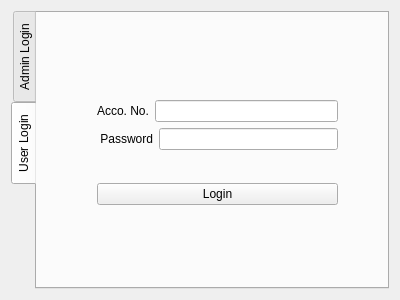
Before: the Qt Designer form login.ui in iamroHit12/BankMangement, drawn with Qt 5.
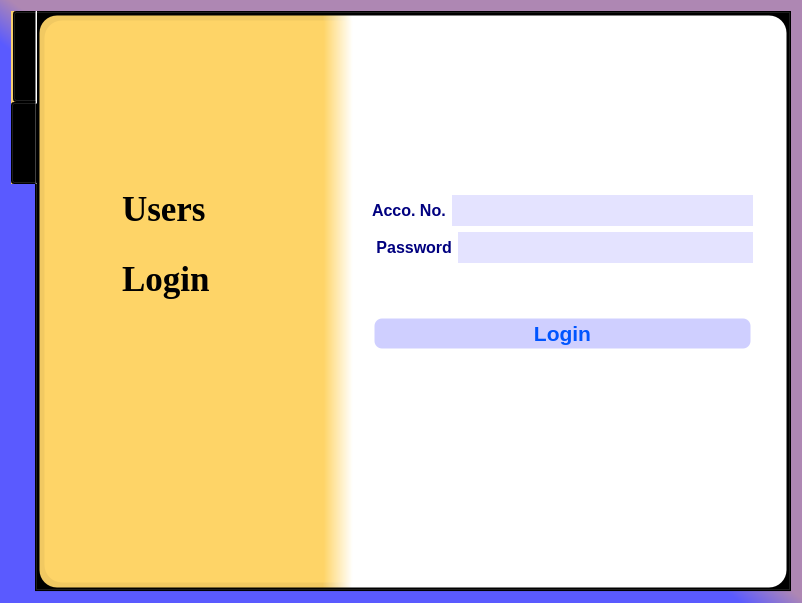
After: the same form once the commit is applied. The open tabs and pages were chosen to show the change.

```diff
--- a/login.ui
+++ b/login.ui
@@ -6,16 +6,27 @@
    <rect>
     <x>0</x>
     <y>0</y>
-    <width>400</width>
-    <height>300</height>
+    <width>802</width>
+    <height>603</height>
    </rect>
   </property>
   <property name="windowTitle">
    <string>Login screen</string>
   </property>
+  <property name="styleSheet">
+   <string notr="true">background-color: qlineargradient(spread:pad, x1:0.433199, y1:0.506, x2:0.502, y2:0.437591, stop:0 rgba(90, 90, 255, 255), stop:0.606965 rgba(174, 135, 179, 255));</string>
+  </property>
   <layout class="QGridLayout" name="gridLayout">
-   <item row="0" column="1">
+   <item row="0" column="0">
     <widget class="QTabWidget" name="tabWidget">
+     <property name="styleSheet">
+      <string notr="true">border-width:5px;
+background-color: qlineargradient(spread:pad, x1:0.379124, y1:0.552, x2:0.418294, y2:0.552, stop:0 rgba(255, 213, 104, 241), stop:1 rgba(255, 255, 255, 255));
+border-style:solid;
+border-color:rgb(0,0,0,0);
+border-radius:20px;
+</string>
+     </property>
      <property name="tabPosition">
       <enum>QTabWidget::West</enum>
      </property>
@@ -85,12 +96,15 @@
       <widget class="QWidget" name="widget_2" native="true">
        <property name="geometry">
         <rect>
-         <x>60</x>
-         <y>60</y>
-         <width>241</width>
-         <height>161</height>
+         <x>330</x>
+         <y>130</y>
+         <width>381</width>
+         <height>251</height>
         </rect>
        </property>
+       <property name="styleSheet">
+        <string notr="true">background-color:none;</string>
+       </property>
        <layout class="QVBoxLayout" name="verticalLayout_4">
         <item>
          <layout class="QVBoxLayout" name="verticalLayout_3">
@@ -98,13 +112,38 @@
            <layout class="QHBoxLayout" name="horizontalLayout_3">
             <item>
              <widget class="QLabel" name="label_3">
+              <property name="font">
+               <font>
+                <pointsize>12</pointsize>
+                <weight>75</weight>
+                <bold>true</bold>
+               </font>
+              </property>
+              <property name="styleSheet">
+               <string notr="true">border-radius:0px;
+border:none;
+background:rgb(0,0,0,0);
+color:rgb(0, 0, 127)</string>
+              </property>
               <property name="text">
                <string>Acco. No.</string>
               </property>
              </widget>
             </item>
             <item>
-             <widget class="QLineEdit" name="user_account"/>
+             <widget class="QLineEdit" name="user_account">
+              <property name="font">
+               <font>
+                <pointsize>12</pointsize>
+               </font>
+              </property>
+              <property name="styleSheet">
+               <string notr="true">background-color: rgb(201, 199, 255,0.5);
+border-width:0px;
+padding:5px;
+padding-left:10px;</string>
+              </property>
+             </widget>
             </item>
            </layout>
           </item>
@@ -112,13 +151,38 @@
            <layout class="QHBoxLayout" name="horizontalLayout_4">
             <item>
              <widget class="QLabel" name="label_4">
+              <property name="font">
+               <font>
+                <pointsize>12</pointsize>
+                <weight>75</weight>
+                <bold>true</bold>
+               </font>
+              </property>
+              <property name="styleSheet">
+               <string notr="true">border-radius:0px;
+border:none;
+background:rgb(0,0,0,0);
+color:rgb(0, 0, 127)</string>
+              </property>
               <property name="text">
                <string> Password</string>
               </property>
              </widget>
             </item>
             <item>
-             <widget class="QLineEdit" name="user_password"/>
+             <widget class="QLineEdit" name="user_password">
+              <property name="font">
+               <font>
+                <pointsize>12</pointsize>
+               </font>
+              </property>
+              <property name="styleSheet">
+               <string notr="true">background-color: rgb(201, 199, 255,0.5);
+border-width:0px;
+padding:5px;
+padding-left:10px;</string>
+              </property>
+             </widget>
             </item>
            </layout>
           </item>
@@ -126,6 +190,18 @@
         </item>
         <item>
          <widget class="QPushButton" name="userLogin">
+          <property name="font">
+           <font>
+            <pointsize>16</pointsize>
+            <weight>75</weight>
+            <bold>true</bold>
+           </font>
+          </property>
+          <property name="styleSheet">
+           <string notr="true">background-color: rgb(207, 207, 255);
+color: rgb(0, 85, 255);
+border-radius:10px;</string>
+          </property>
           <property name="text">
            <string>Login</string>
           </property>
@@ -133,6 +209,56 @@
         </item>
        </layout>
       </widget>
+      <widget class="QLabel" name="label_5">
+       <property name="geometry">
+        <rect>
+         <x>80</x>
+         <y>160</y>
+         <width>111</width>
+         <height>61</height>
+        </rect>
+       </property>
+       <property name="font">
+        <font>
+         <family>Times New Roman</family>
+         <pointsize>26</pointsize>
+         <weight>75</weight>
+         <bold>true</bold>
+        </font>
+       </property>
+       <property name="styleSheet">
+        <string notr="true">border-width:0px;
+background:rgb(0,0,0,0)</string>
+       </property>
+       <property name="text">
+        <string>Users</string>
+       </property>
+      </widget>
+      <widget class="QLabel" name="label_6">
+       <property name="geometry">
+        <rect>
+         <x>80</x>
+         <y>230</y>
+         <width>121</width>
+         <height>61</height>
+        </rect>
+       </property>
+       <property name="font">
+        <font>
+         <family>Times New Roman</family>
+         <pointsize>26</pointsize>
+         <weight>75</weight>
+         <bold>true</bold>
+        </font>
+       </property>
+       <property name="styleSheet">
+        <string notr="true">border-width:0px;
+background:rgb(0,0,0,0)</string>
+       </property>
+       <property name="text">
+        <string>Login</string>
+       </property>
+      </widget>
      </widget>
     </widget>
    </item>
```
Left out of the diff: 129 changed lines with no effect on the pictures.
